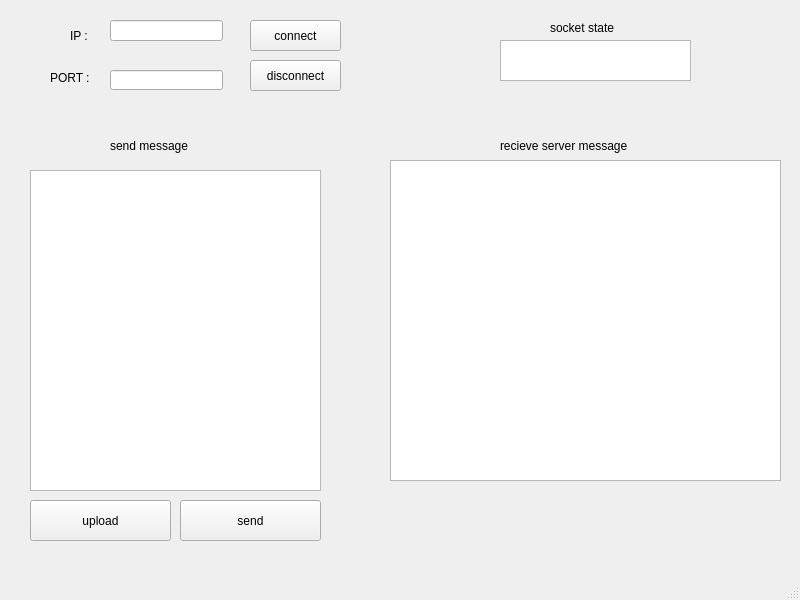
Qt form socket_client/mainwindow.ui (lsh9672/Qt_tcp_socket) before a commit.
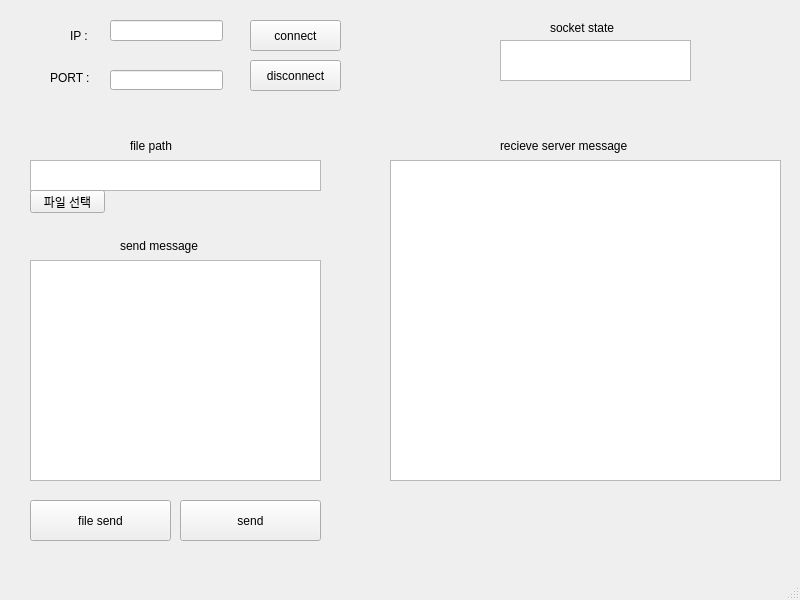
The same form after that commit.

Diff of the .ui file:
```diff
--- a/socket_client/mainwindow.ui
+++ b/socket_client/mainwindow.ui
@@ -18,9 +18,9 @@
     <property name="geometry">
      <rect>
       <x>30</x>
-      <y>170</y>
+      <y>260</y>
       <width>291</width>
-      <height>321</height>
+      <height>221</height>
      </rect>
     </property>
    </widget>
@@ -40,8 +40,8 @@
    <widget class="QLabel" name="label">
     <property name="geometry">
      <rect>
-      <x>110</x>
-      <y>130</y>
+      <x>120</x>
+      <y>230</y>
       <width>91</width>
       <height>31</height>
      </rect>
@@ -178,7 +178,43 @@
      </rect>
     </property>
     <property name="text">
-     <string>upload</string>
+     <string>file send</string>
+    </property>
+   </widget>
+   <widget class="QTextBrowser" name="textBrowser_file_path">
+    <property name="geometry">
+     <rect>
+      <x>30</x>
+      <y>160</y>
+      <width>291</width>
+      <height>31</height>
+     </rect>
+    </property>
+   </widget>
+   <widget class="QLabel" name="label_6">
+    <property name="geometry">
+     <rect>
+      <x>130</x>
+      <y>130</y>
+      <width>91</width>
+      <height>31</height>
+     </rect>
+    </property>
+    <property name="text">
+     <string>file path</string>
+    </property>
+   </widget>
+   <widget class="QPushButton" name="pushButton_file_select">
+    <property name="geometry">
+     <rect>
+      <x>30</x>
+      <y>190</y>
+      <width>75</width>
+      <height>23</height>
+     </rect>
+    </property>
+    <property name="text">
+     <string>파일 선택</string>
     </property>
    </widget>
   </widget>
```
